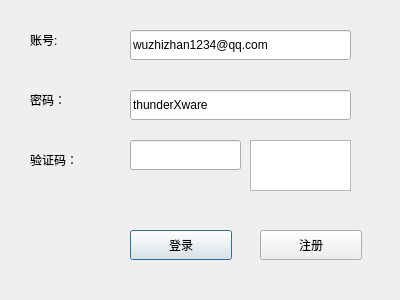
Qt form loginui.ui (uestcer/thunderXware) before a commit.
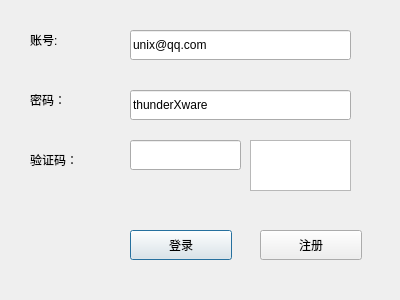
The same form after that commit.

Diff of the .ui file:
```diff
--- a/loginui.ui
+++ b/loginui.ui
@@ -49,7 +49,7 @@
     </rect>
    </property>
    <property name="text">
-    <string>wuzhizhan1234@qq.com</string>
+    <string>unix@qq.com</string>
    </property>
   </widget>
   <widget class="QLineEdit" name="lineEditPassword">
```
